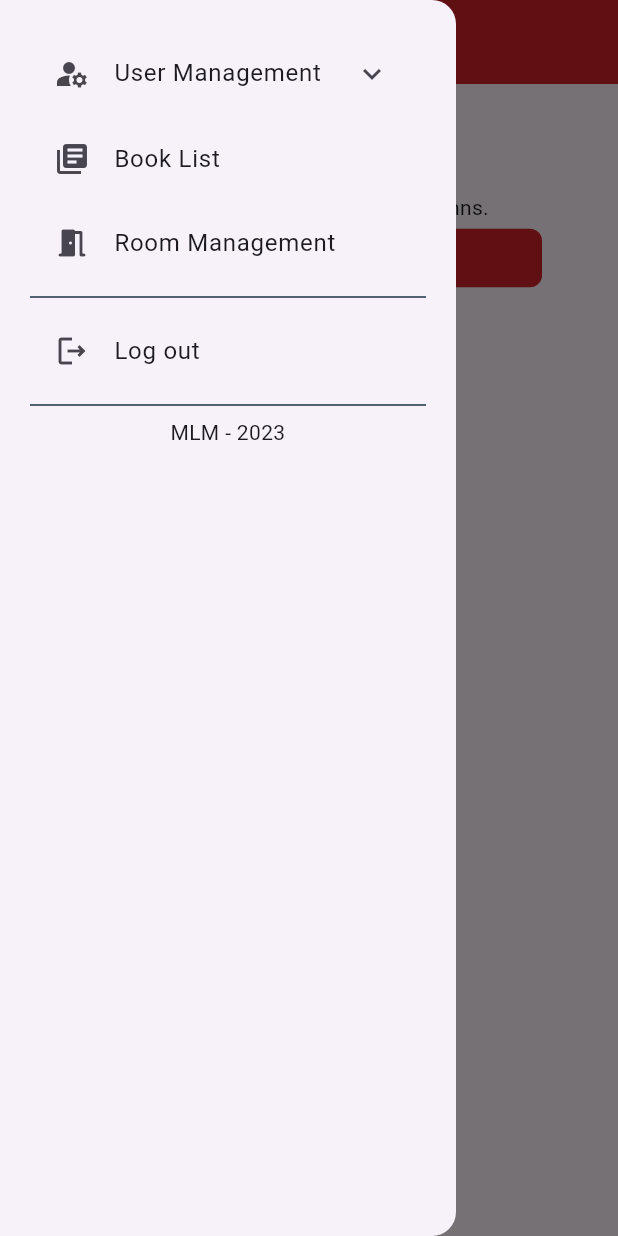
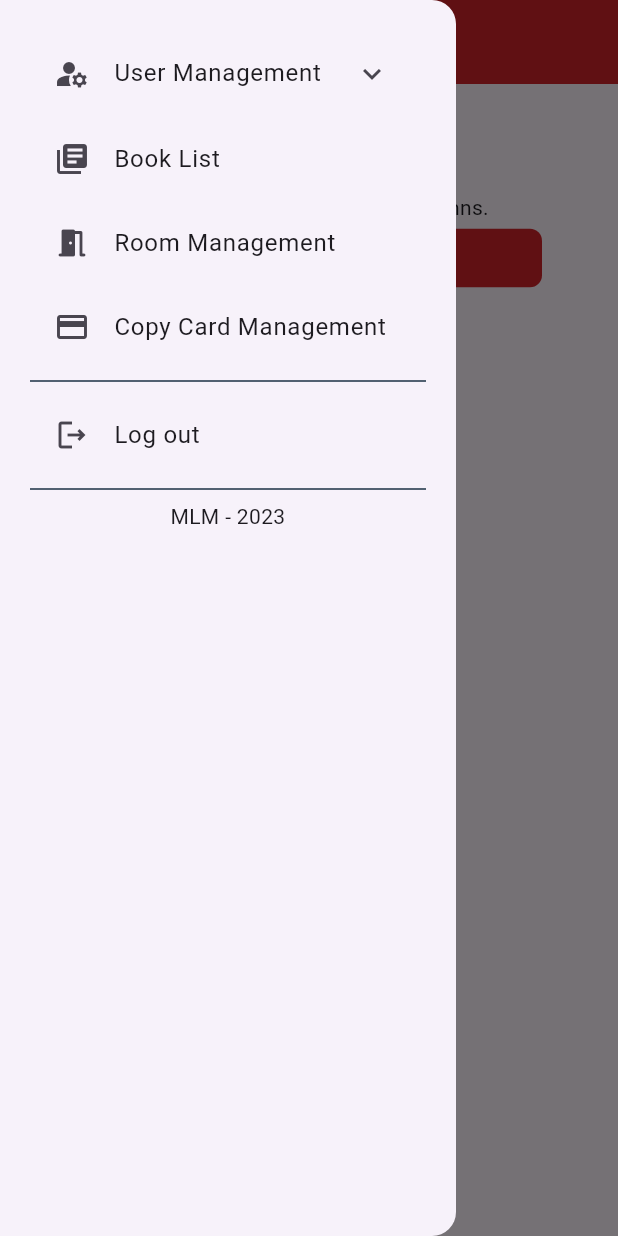
Before and after one commit to bartucank/mlmui, a Flutter app: the BookCreateByExcelPage screen opened by its route, with the side drawer open, on a phone screen of 412 x 824 dp. Run offline on Flutter 3.47's test engine with Material 3 defaults, Android fonts, the phone set to English and light mode, and no system bars; our stand-ins replace animate_do, card_loading, dio, file_picker, fl_chart, flutter_otp_text_field and 7 more; missing offline and left inert: art_sweetalert, clipboard, dynamic_tabbar, flutter_web_frame, lazy_data_table_plus, multi_image_picker_view and 2 more; accounts and stored records are empty; network calls fail.

Commit message:
MenuDrawerLibrarian changed.

```diff
--- a/lib/components/MenuDrawerLibrarian.dart
+++ b/lib/components/MenuDrawerLibrarian.dart
@@ -38,14 +38,21 @@ class MenuDrawerLibrarian extends StatelessWidget {
                   snapshot.hasError) {
                 return Text("");
               } else if (snapshot.hasData && snapshot.data != null) {
-                return Padding(
-                  padding: EdgeInsets.fromLTRB(0, 10, 0, 25),
-                  child: Center(
-                    child: Text(snapshot.data!.fullName != null &&
-                            snapshot.data!.fullName != ""
-                        ? "Welcome ${snapshot.data!.fullName}"
-                        : "Welcome ${snapshot.data!.username}"),
-                  ),
+                return ExpansionTile(
+                  leading: const Icon(Icons.person),
+                  title: Text(snapshot.data!.fullName != null &&
+                      snapshot.data!.fullName != ""
+                      ? "Welcome ${snapshot.data!.fullName}"
+                      : "Welcome ${snapshot.data!.username}"),
+                  children: [
+                    ListTile(
+                      leading: const Icon(Icons.person),
+                      title: const Text("Profile"),
+                      onTap: () {
+                        Navigator.pushNamed(context, '/userlist');
+                      },
+                    ),
+                  ],
                 );
               } else {
                 return Text("");
@@ -94,6 +101,15 @@ class MenuDrawerLibrarian extends StatelessWidget {
               Navigator.pushNamed(context, '/roomLib');
             },
           ),
+
+          ListTile(
+            leading: const Icon(Icons.credit_card),
+            title: const Text("Copy Card Management"),
+            onTap: () {
+              Navigator.pushNamed(context, '/roomLib');
+            },
+          ),
+
           const Divider(color: Constants.mainDarkColor),
           ListTile(
             leading: const Icon(Icons.logout_outlined),
```
